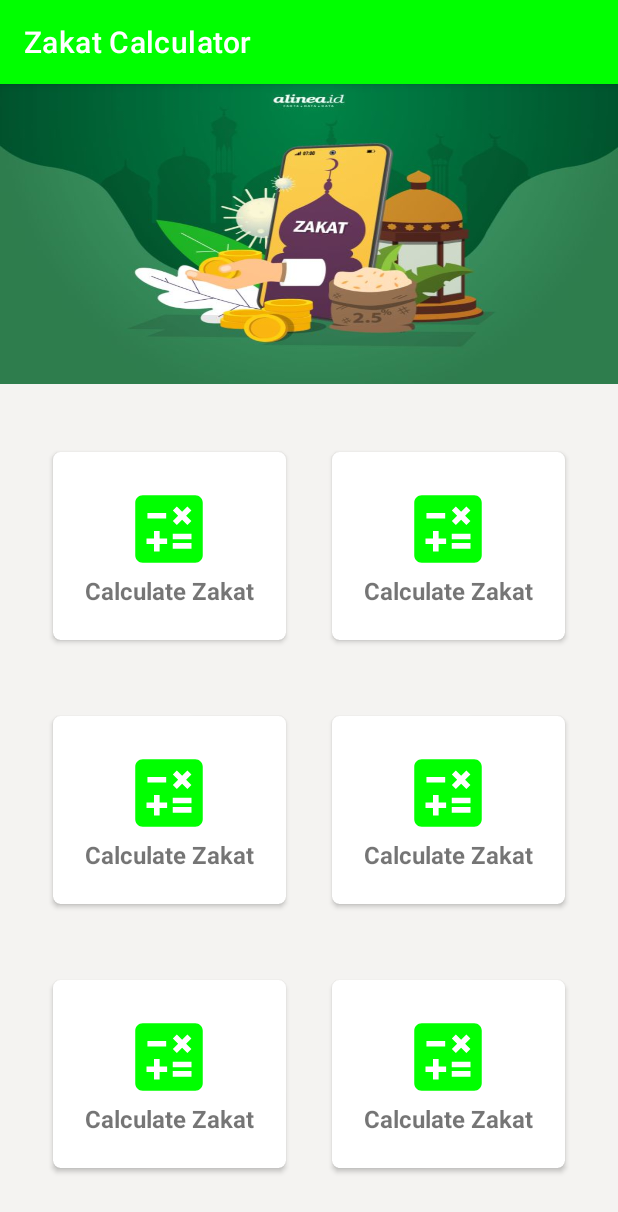
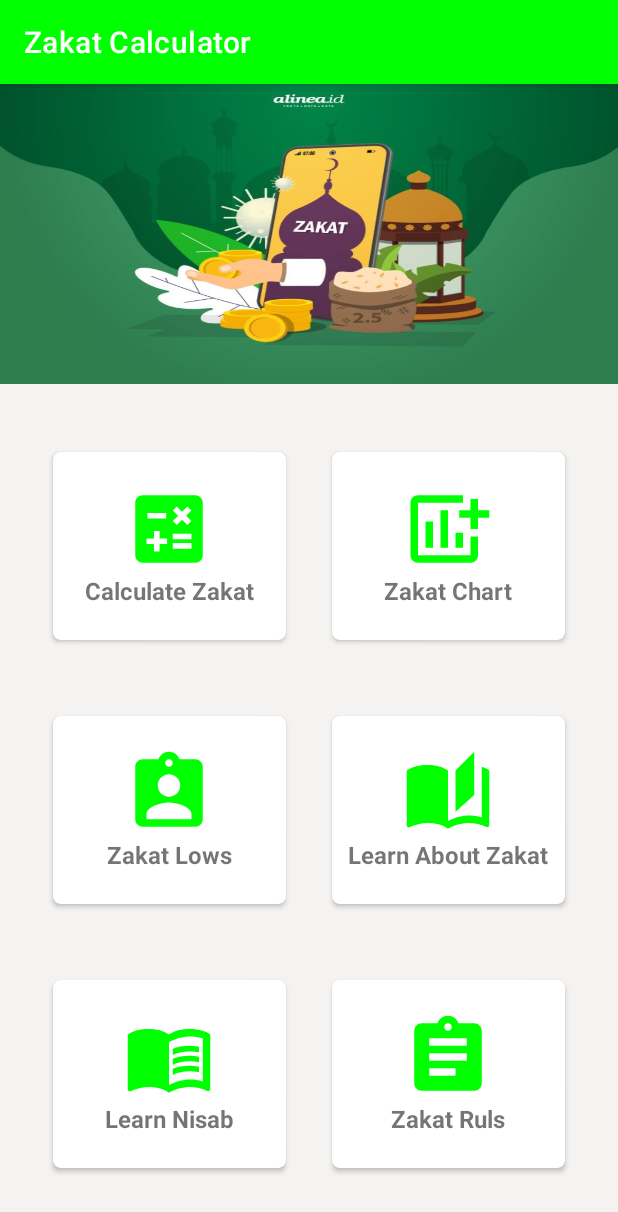
Before and after one commit to jishan1019/zakat-calculator-mobile, an Android app: the screen it shows after launch (MainActivity), on a phone screen of 412 x 824 dp. Shown: the top 1212 px of the screen. Run offline under Robolectric (Android 15) with nearby library versions, the phone set to English and light mode, and no system bars.

Commit message:
icon change and design modify

```diff
--- /dev/null
+++ b/app/src/main/res/drawable/ic_baseline_add_chart_24.xml
@@ -0,0 +1,5 @@
+<vector android:height="24dp" android:tint="#00FF00"
+    android:viewportHeight="24" android:viewportWidth="24"
+    android:width="24dp" xmlns:android="http://schemas.android.com/apk/res/android">
+    <path android:fillColor="@android:color/white" android:pathData="M6,9.99h2v7L6,16.99zM14,12.99h2v4h-2zM10,6.99h2v10h-2zM20,7L20,4h-2v3h-3v2h3v3h2L20,9h3L23,7zM18,19L4,19L4,5h12L16,3L4,3c-1.1,0 -2,0.9 -2,2v14c0,1.1 0.9,2 2,2h14c1.1,0 2,-0.9 2,-2v-5h-2v5z"/>
+</vector>
--- /dev/null
+++ b/app/src/main/res/drawable/ic_baseline_assignment_24.xml
@@ -0,0 +1,5 @@
+<vector android:autoMirrored="true" android:height="24dp"
+    android:tint="#00FF00" android:viewportHeight="24"
+    android:viewportWidth="24" android:width="24dp" xmlns:android="http://schemas.android.com/apk/res/android">
+    <path android:fillColor="@android:color/white" android:pathData="M19,3h-4.18C14.4,1.84 13.3,1 12,1c-1.3,0 -2.4,0.84 -2.82,2L5,3c-1.1,0 -2,0.9 -2,2v14c0,1.1 0.9,2 2,2h14c1.1,0 2,-0.9 2,-2L21,5c0,-1.1 -0.9,-2 -2,-2zM12,3c0.55,0 1,0.45 1,1s-0.45,1 -1,1 -1,-0.45 -1,-1 0.45,-1 1,-1zM14,17L7,17v-2h7v2zM17,13L7,13v-2h10v2zM17,9L7,9L7,7h10v2z"/>
+</vector>
--- /dev/null
+++ b/app/src/main/res/drawable/ic_baseline_auto_stories_24.xml
@@ -0,0 +1,5 @@
+<vector android:height="24dp" android:tint="#00FF00"
+    android:viewportHeight="24" android:viewportWidth="24"
+    android:width="24dp" xmlns:android="http://schemas.android.com/apk/res/android">
+    <path android:fillColor="@android:color/white" android:pathData="M19,1l-5,5v11l5,-4.5L19,1zM1,6v14.65c0,0.25 0.25,0.5 0.5,0.5 0.1,0 0.15,-0.05 0.25,-0.05C3.1,20.45 5.05,20 6.5,20c1.95,0 4.05,0.4 5.5,1.5L12,6c-1.45,-1.1 -3.55,-1.5 -5.5,-1.5S2.45,4.9 1,6zM23,19.5L23,6c-0.6,-0.45 -1.25,-0.75 -2,-1v13.5c-1.1,-0.35 -2.3,-0.5 -3.5,-0.5 -1.7,0 -4.15,0.65 -5.5,1.5v2c1.35,-0.85 3.8,-1.5 5.5,-1.5 1.65,0 3.35,0.3 4.75,1.05 0.1,0.05 0.15,0.05 0.25,0.05 0.25,0 0.5,-0.25 0.5,-0.5v-1.1z"/>
+</vector>
--- /dev/null
+++ b/app/src/main/res/drawable/ic_baseline_low_ind_24.xml
@@ -0,0 +1,5 @@
+<vector android:height="24dp" android:tint="#00FF00"
+    android:viewportHeight="24" android:viewportWidth="24"
+    android:width="24dp" xmlns:android="http://schemas.android.com/apk/res/android">
+    <path android:fillColor="@android:color/white" android:pathData="M19,3h-4.18C14.4,1.84 13.3,1 12,1c-1.3,0 -2.4,0.84 -2.82,2L5,3c-1.1,0 -2,0.9 -2,2v14c0,1.1 0.9,2 2,2h14c1.1,0 2,-0.9 2,-2L21,5c0,-1.1 -0.9,-2 -2,-2zM12,3c0.55,0 1,0.45 1,1s-0.45,1 -1,1 -1,-0.45 -1,-1 0.45,-1 1,-1zM12,7c1.66,0 3,1.34 3,3s-1.34,3 -3,3 -3,-1.34 -3,-3 1.34,-3 3,-3zM18,19L6,19v-1.4c0,-2 4,-3.1 6,-3.1s6,1.1 6,3.1L18,19z"/>
+</vector>
--- /dev/null
+++ b/app/src/main/res/drawable/ic_baseline_menu_book_24.xml
@@ -0,0 +1,8 @@
+<vector android:autoMirrored="true" android:height="24dp"
+    android:tint="#00FF00" android:viewportHeight="24"
+    android:viewportWidth="24" android:width="24dp" xmlns:android="http://schemas.android.com/apk/res/android">
+    <path android:fillColor="@android:color/white" android:pathData="M21,5c-1.11,-0.35 -2.33,-0.5 -3.5,-0.5c-1.95,0 -4.05,0.4 -5.5,1.5c-1.45,-1.1 -3.55,-1.5 -5.5,-1.5S2.45,4.9 1,6v14.65c0,0.25 0.25,0.5 0.5,0.5c0.1,0 0.15,-0.05 0.25,-0.05C3.1,20.45 5.05,20 6.5,20c1.95,0 4.05,0.4 5.5,1.5c1.35,-0.85 3.8,-1.5 5.5,-1.5c1.65,0 3.35,0.3 4.75,1.05c0.1,0.05 0.15,0.05 0.25,0.05c0.25,0 0.5,-0.25 0.5,-0.5V6C22.4,5.55 21.75,5.25 21,5zM21,18.5c-1.1,-0.35 -2.3,-0.5 -3.5,-0.5c-1.7,0 -4.15,0.65 -5.5,1.5V8c1.35,-0.85 3.8,-1.5 5.5,-1.5c1.2,0 2.4,0.15 3.5,0.5V18.5z"/>
+    <path android:fillColor="@android:color/white" android:pathData="M17.5,10.5c0.88,0 1.73,0.09 2.5,0.26V9.24C19.21,9.09 18.36,9 17.5,9c-1.7,0 -3.24,0.29 -4.5,0.83v1.66C14.13,10.85 15.7,10.5 17.5,10.5z"/>
+    <path android:fillColor="@android:color/white" android:pathData="M13,12.49v1.66c1.13,-0.64 2.7,-0.99 4.5,-0.99c0.88,0 1.73,0.09 2.5,0.26V11.9c-0.79,-0.15 -1.64,-0.24 -2.5,-0.24C15.8,11.66 14.26,11.96 13,12.49z"/>
+    <path android:fillColor="@android:color/white" android:pathData="M17.5,14.33c-1.7,0 -3.24,0.29 -4.5,0.83v1.66c1.13,-0.64 2.7,-0.99 4.5,-0.99c0.88,0 1.73,0.09 2.5,0.26v-1.52C19.21,14.41 18.36,14.33 17.5,14.33z"/>
+</vector>
--- a/app/src/main/res/layout/activity_main.xml
+++ b/app/src/main/res/layout/activity_main.xml
@@ -91,12 +91,12 @@
                     <ImageView
                         android:layout_width="60dp"
                         android:layout_height="60dp"
-                        android:src="@drawable/ic_baseline_calculate_24"/>
+                        android:src="@drawable/ic_baseline_add_chart_24"/>
 
                     <TextView
                         android:layout_width="wrap_content"
                         android:layout_height="wrap_content"
-                        android:text="Calculate Zakat"
+                        android:text="Zakat Chart"
                         android:textStyle="bold"
                         android:textSize="16sp"/>
 
@@ -138,12 +138,12 @@
                     <ImageView
                         android:layout_width="60dp"
                         android:layout_height="60dp"
-                        android:src="@drawable/ic_baseline_calculate_24"/>
+                        android:src="@drawable/ic_baseline_low_ind_24"/>
 
                     <TextView
                         android:layout_width="wrap_content"
                         android:layout_height="wrap_content"
-                        android:text="Calculate Zakat"
+                        android:text="Zakat Lows"
                         android:textStyle="bold"
                         android:textSize="16sp"/>
 
@@ -173,12 +173,12 @@
                     <ImageView
                         android:layout_width="60dp"
                         android:layout_height="60dp"
-                        android:src="@drawable/ic_baseline_calculate_24"/>
+                        android:src="@drawable/ic_baseline_auto_stories_24"/>
 
                     <TextView
                         android:layout_width="wrap_content"
                         android:layout_height="wrap_content"
-                        android:text="Calculate Zakat"
+                        android:text="Learn About Zakat"
                         android:textStyle="bold"
                         android:textSize="16sp"/>
 
@@ -220,12 +220,12 @@
                     <ImageView
                         android:layout_width="60dp"
                         android:layout_height="60dp"
-                        android:src="@drawable/ic_baseline_calculate_24"/>
+                        android:src="@drawable/ic_baseline_menu_book_24"/>
 
                     <TextView
                         android:layout_width="wrap_content"
                         android:layout_height="wrap_content"
-                        android:text="Calculate Zakat"
+                        android:text="Learn Nisab"
                         android:textStyle="bold"
                         android:textSize="16sp"/>
 
@@ -255,12 +255,12 @@
                     <ImageView
                         android:layout_width="60dp"
                         android:layout_height="60dp"
-                        android:src="@drawable/ic_baseline_calculate_24"/>
+                        android:src="@drawable/ic_baseline_assignment_24"/>
 
                     <TextView
                         android:layout_width="wrap_content"
                         android:layout_height="wrap_content"
-                        android:text="Calculate Zakat"
+                        android:text="Zakat Ruls"
                         android:textStyle="bold"
                         android:textSize="16sp"/>
 
```
